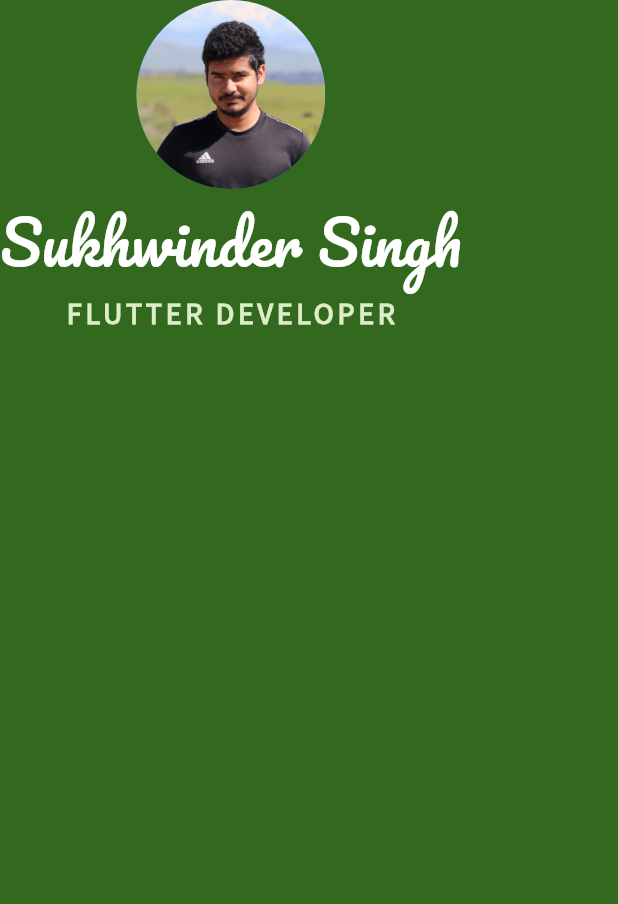
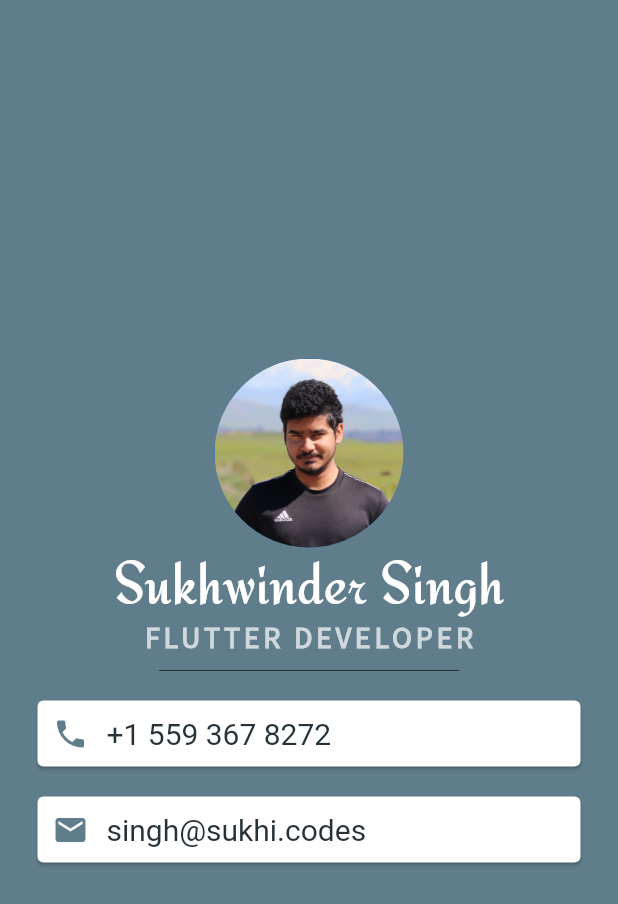
Before and after one commit to sukhi897/mi_card, a Flutter app: the screen it shows after launch, on a phone screen of 412 x 824 dp. Shown: the top 904 px of the screen. Run offline on Flutter 3.47's test engine with Material 2 defaults, Android fonts, the phone set to English and light mode, and no system bars.

Commit message:
Got fonts working. Used Material widgets like Cards. Refined UI.

```diff
--- a/lib/main.dart
+++ b/lib/main.dart
@@ -9,9 +9,10 @@ class MyApp extends StatelessWidget {
   Widget build(BuildContext context) {
     return MaterialApp(
       home: Scaffold(
-        backgroundColor: Colors.lightGreen.shade900,
+        backgroundColor: Colors.blueGrey,
         body: SafeArea(
           child: Column(
+            mainAxisAlignment: MainAxisAlignment.center,
             children: <Widget>[
               CircleAvatar(
                   radius: 63.0,
@@ -19,7 +20,7 @@ class MyApp extends StatelessWidget {
               Text(
                 'Sukhwinder Singh',
                 style: TextStyle(
-                  fontFamily: 'Pacifico',
+                  fontFamily: 'Redressed',
                   fontSize: 40,
                   color: Colors.white,
                   //fontWeight: FontWeight.bold,
@@ -30,9 +31,64 @@ class MyApp extends StatelessWidget {
                 style: TextStyle(
                   fontFamily: 'SourceSansPro',
                   fontSize: 20,
-                  color: Colors.lightGreen.shade100,
+                  color: Colors.blueGrey.shade100,
                   fontWeight: FontWeight.w900,
                   letterSpacing: 2.5,
+                ),
+              ),
+              SizedBox(
+                height: 20.0,
+                width: 200,
+                child: Divider(
+                  color: Colors.blueGrey.shade900,
+                ),
+              ),
+              Card(
+                margin: EdgeInsets.symmetric(vertical: 10.0, horizontal: 25.0),
+                child: Padding(
+                  padding: const EdgeInsets.all(10.0),
+                  child: Row(
+                    children: <Widget>[
+                      Icon(
+                        Icons.phone,
+                        color: Colors.blueGrey,
+                      ),
+                      SizedBox(
+                        width: 12.0,
+                      ),
+                      Text(
+                        '+1 559 367 8272',
+                        style: TextStyle(
+                          fontSize: 20,
+                          color: Colors.blueGrey.shade900,
+                        ),
+                      )
+                    ],
+                  ),
+                ),
+              ),
+              Card(
+                margin: EdgeInsets.symmetric(vertical: 10.0, horizontal: 25.0),
+                child: Padding(
+                  padding: EdgeInsets.all(10.0),
+                  child: Row(
+                    children: <Widget>[
+                      Icon(
+                        Icons.email,
+                        color: Colors.blueGrey,
+                      ),
+                      SizedBox(
+                        width: 12.0,
+                      ),
+                      Text(
+                        'singh@sukhi.codes',
+                        style: TextStyle(
+                          fontSize: 20,
+                          color: Colors.blueGrey.shade900,
+                        ),
+                      )
+                    ],
+                  ),
                 ),
               ),
             ],
--- a/pubspec.yaml
+++ b/pubspec.yaml
@@ -37,9 +37,9 @@ flutter:
      - images/profile.JPG
 
   fonts:
-    - family: Pacifico
+    - family: Redressed
       fonts:
-        - asset: fonts/Pacifico-Regular.ttf
+        - asset: fonts/Redressed-Regular.ttf
 
     - family: SourceSansPro
       fonts:
```
Also changed, not shown: fonts/Redressed-Regular.ttf (added).
